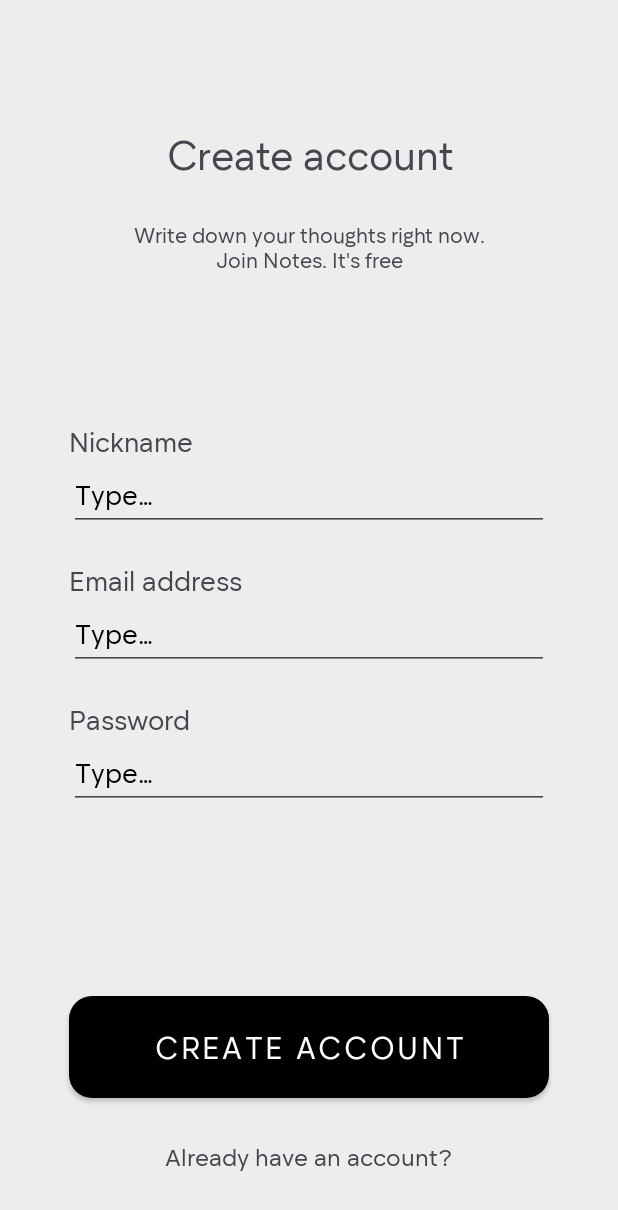
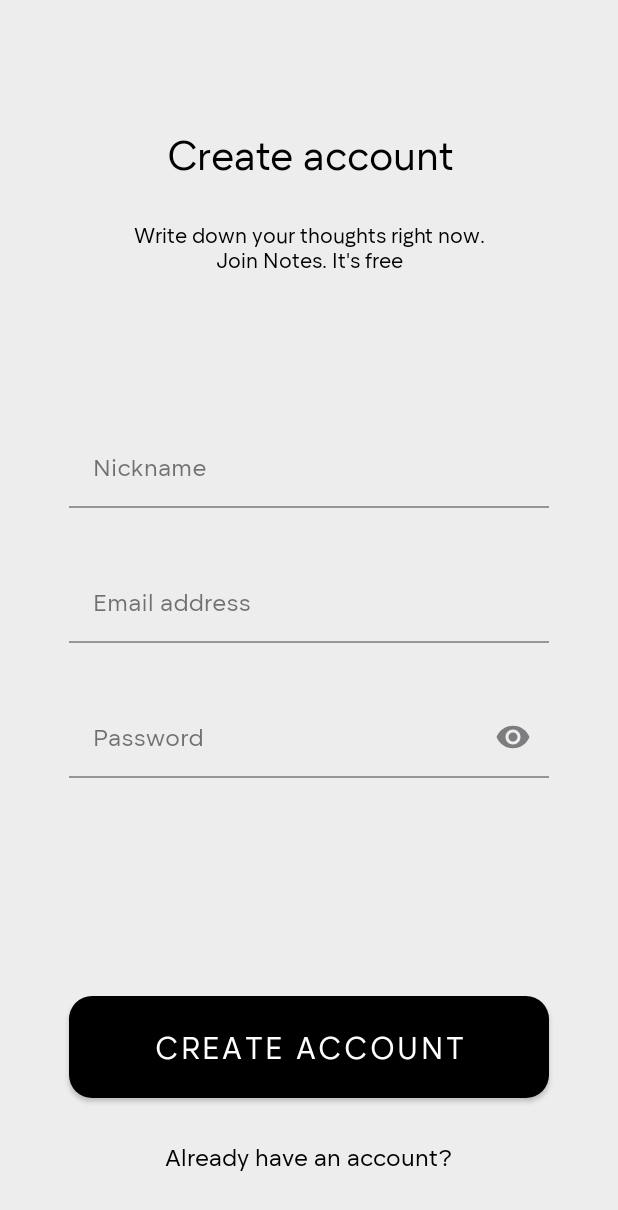
Before and after one commit to chrisstel/NotesApp, an Android app: the CreateAccountFragment screen opened through its navigation route, on a phone screen of 412 x 824 dp. Shown: the top 1210 px of the screen. Run offline under Robolectric (Android 15) with nearby library versions, the phone set to English and light mode, and no system bars.

Commit message:
change create account design

```diff
--- a/app/src/main/java/com/example/notes/ui/create_account/CreateAccountFragment.kt
+++ b/app/src/main/java/com/example/notes/ui/create_account/CreateAccountFragment.kt
@@ -65,9 +65,9 @@ class CreateAccountFragment : Fragment() {
     private fun onFail() {
         viewModel.validationState.observe(viewLifecycleOwner) { registration ->
             views {
-                nickname.error = registration.nicknameError
-                emailAddress.error = registration.emailAddressError
-                password.error = registration.passwordError
+                nicknameLayout.error = registration.nicknameError
+                emailAddressLayout.error = registration.emailAddressError
+                passwordLayout.error = registration.passwordError
             }
         }
     }
--- a/app/src/main/res/layout/fragment_create_account.xml
+++ b/app/src/main/res/layout/fragment_create_account.xml
@@ -50,60 +50,67 @@
         app:layout_constraintTop_toTopOf="@id/create_account_g5"
         app:layout_constraintWidth_max="320dp">
 
-        <TextView
+        <com.google.android.material.textfield.TextInputLayout
+            android:id="@+id/nickname_layout"
             android:layout_width="match_parent"
             android:layout_height="wrap_content"
-            android:text="@string/nickname_label"
-            android:textSize="18sp" />
+            android:minHeight="48dp"
+            android:paddingBottom="15dp"
+            app:errorEnabled="true">
 
-            <EditText
+            <com.google.android.material.textfield.TextInputEditText
                 android:id="@+id/nickname"
                 android:layout_width="match_parent"
                 android:layout_height="wrap_content"
-                android:layout_marginBottom="21dp"
-                android:autofillHints="username"
-                android:hint="@string/type_hint"
-                android:inputType="textEmailAddress"
-                android:minHeight="48dp" />
+                android:hint="@string/nickname_label"
+                android:inputType="textPersonName" />
 
-        <TextView
-            android:layout_width="match_parent"
-            android:layout_height="wrap_content"
-            android:text="@string/email_address_label"
-            android:textSize="18sp" />
+        </com.google.android.material.textfield.TextInputLayout>
 
         <!--        android:autoSizeMaxTextSize="18sp"-->
         <!--        android:autoSizeMinTextSize="4sp"-->
         <!--        android:autoSizeTextType="uniform"-->
 
-        <EditText
-            android:id="@+id/email_address"
+        <com.google.android.material.textfield.TextInputLayout
+            android:id="@+id/email_address_layout"
             android:layout_width="match_parent"
             android:layout_height="wrap_content"
-            android:layout_marginBottom="21dp"
             android:autofillHints="emailAddress"
-            android:hint="@string/type_hint"
-            android:inputType="textEmailAddress"
-            android:minHeight="48dp" />
+            android:minHeight="48dp"
+            android:paddingBottom="15dp"
+            app:errorEnabled="true">
 
-        <TextView
-            android:layout_width="match_parent"
-            android:layout_height="wrap_content"
-            android:text="@string/password_label"
-            android:textSize="18sp" />
+            <com.google.android.material.textfield.TextInputEditText
+                android:id="@+id/email_address"
+                android:layout_width="match_parent"
+                android:layout_height="wrap_content"
+                android:hint="@string/email_address_label"
+                android:inputType="textEmailAddress" />
+
+        </com.google.android.material.textfield.TextInputLayout>
 
         <!--        android:autoSizeMaxTextSize="18sp"-->
         <!--        android:autoSizeMinTextSize="4sp"-->
         <!--        android:autoSizeTextType="uniform"-->
 
-        <EditText
-            android:id="@+id/password"
+        <com.google.android.material.textfield.TextInputLayout
+            android:id="@+id/password_layout"
             android:layout_width="match_parent"
             android:layout_height="wrap_content"
             android:autofillHints="password"
-            android:hint="@string/type_hint"
-            android:inputType="textPassword"
-            android:minHeight="48dp" />
+            android:minHeight="48dp"
+            app:errorEnabled="true"
+            app:endIconMode="password_toggle">
+
+            <com.google.android.material.textfield.TextInputEditText
+                android:id="@+id/password"
+                android:layout_width="match_parent"
+                android:layout_height="wrap_content"
+                android:hint="@string/password_label"
+                android:inputType="textPassword" />
+
+        </com.google.android.material.textfield.TextInputLayout>
+
     </LinearLayout>
 
     <Button
@@ -151,12 +158,12 @@
         android:orientation="vertical"
         app:layout_constraintGuide_percent="0.9253" />
 
-    <!--    <androidx.constraintlayout.widget.Guideline-->
-    <!--        android:id="@+id/create_account_g3"-->
-    <!--        android:layout_width="wrap_content"-->
-    <!--        android:layout_height="wrap_content"-->
-    <!--        android:orientation="horizontal"-->
-    <!--        app:layout_constraintGuide_percent="0.0209" />-->
+<!--        <androidx.constraintlayout.widget.Guideline-->
+<!--            android:id="@+id/create_account_g3"-->
+<!--            android:layout_width="wrap_content"-->
+<!--            android:layout_height="wrap_content"-->
+<!--            android:orientation="horizontal"-->
+<!--            app:layout_constraintGuide_percent="0.0209" />-->
 
     <!--    <androidx.constraintlayout.widget.Guideline-->
     <!--        android:id="@+id/create_account_g4"-->
--- a/app/src/main/res/values/themes.xml
+++ b/app/src/main/res/values/themes.xml
@@ -1,17 +1,20 @@
 <resources>
     <!-- Base application theme. -->
     <style name="Base.Theme.Notes" parent="Theme.Material3.DayNight.NoActionBar">
+        <item name="colorPrimary">@color/black</item>
+        <!--        <item name="colorError">#44FF00</item>-->
         <item name="android:colorBackground">@color/light_grey</item>
-        <item name="android:textColorHint">@color/black</item>
-        <item name="materialButtonStyle">@style/ButtonStyle</item>
-        <item name="android:textColorPrimary">@color/black</item>
+        <item name="materialButtonStyle">@style/Widget.Notes.Button.Custom</item>
+        <item name="android:textColor">@color/black</item>
         <item name="fontFamily">@font/nt_somic</item>
-        <item name="colorAccent">@color/black</item>
+        <item name="textAppearanceCaption">@style/TextAppearance.Notes.Caption</item>
+        <item name="textInputStyle">@style/Widget.Notes.TextInputLayout.Custom</item>
     </style>
 
     <style name="Theme.Notes" parent="Base.Theme.Notes" />
 
-    <style name="ButtonStyle" parent="Widget.MaterialComponents.Button">
+    <!--    Button-->
+    <style name="Widget.Notes.Button.Custom" parent="Widget.MaterialComponents.Button">
         <item name="backgroundTint">@color/black</item>
         <item name="shapeAppearance">@style/buttonShape</item>
     </style>
@@ -21,4 +24,15 @@
         <item name="cornerSize">15dp</item>
     </style>
 
+    <!--    TextInputLayout-->
+    <style name="TextAppearance.Notes.Caption" parent="TextAppearance.MaterialComponents.Caption">
+        <item name="android:textSize">12sp</item>
+    </style>
+
+    <style name="Widget.Notes.TextInputLayout.Custom" parent="Widget.MaterialComponents.TextInputLayout.FilledBox">
+        <item name="hintTextColor">@color/black</item>
+        <item name="cursorErrorColor">@color/black</item>
+        <item name="cursorColor">@color/black</item>
+        <item name="boxBackgroundColor">?attr/android:colorBackground</item>
+    </style>
 </resources>
```
